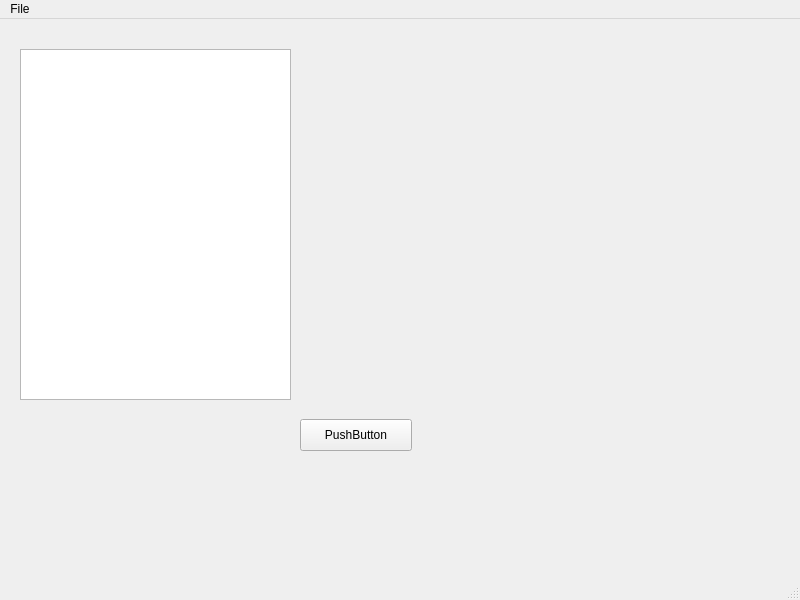
First picture: the form in Dog/src/mainwindow.ui, repository slip-slap/prec, before the edit.
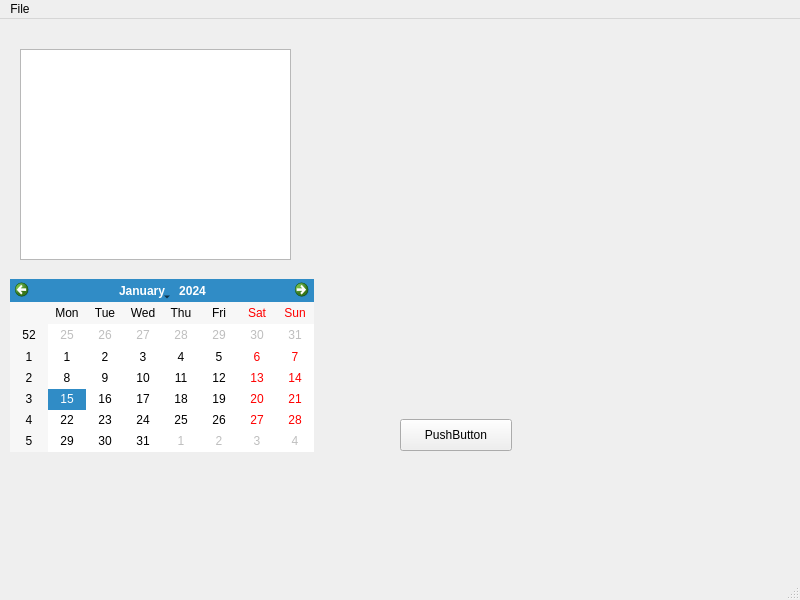
Second picture: the form after the edit. Custom widgets are drawn as their Qt base class.

The edit to the form file:
```diff
--- a/Dog/src/mainwindow.ui
+++ b/Dog/src/mainwindow.ui
@@ -17,7 +17,7 @@
    <widget class="QPushButton" name="pushButton">
     <property name="geometry">
      <rect>
-      <x>300</x>
+      <x>400</x>
       <y>400</y>
       <width>112</width>
       <height>32</height>
@@ -43,7 +43,17 @@
       <x>20</x>
       <y>30</y>
       <width>271</width>
-      <height>351</height>
+      <height>211</height>
+     </rect>
+    </property>
+   </widget>
+   <widget class="QCalendarWidget" name="calendarWidget">
+    <property name="geometry">
+     <rect>
+      <x>10</x>
+      <y>260</y>
+      <width>304</width>
+      <height>173</height>
      </rect>
     </property>
    </widget>
```
